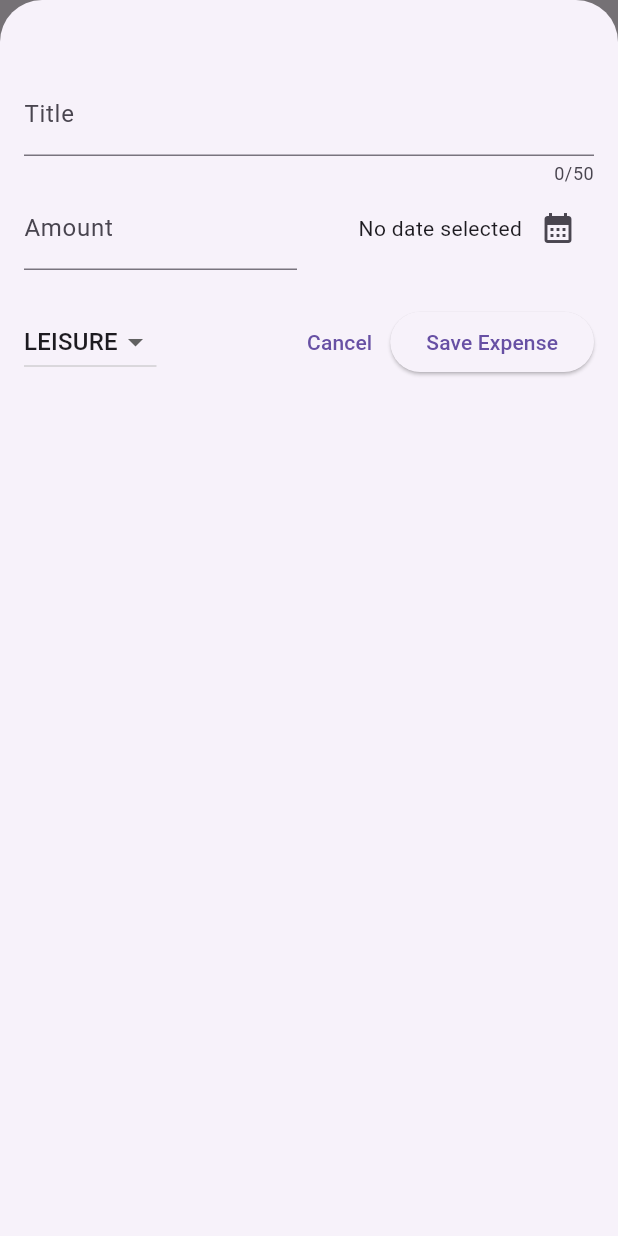
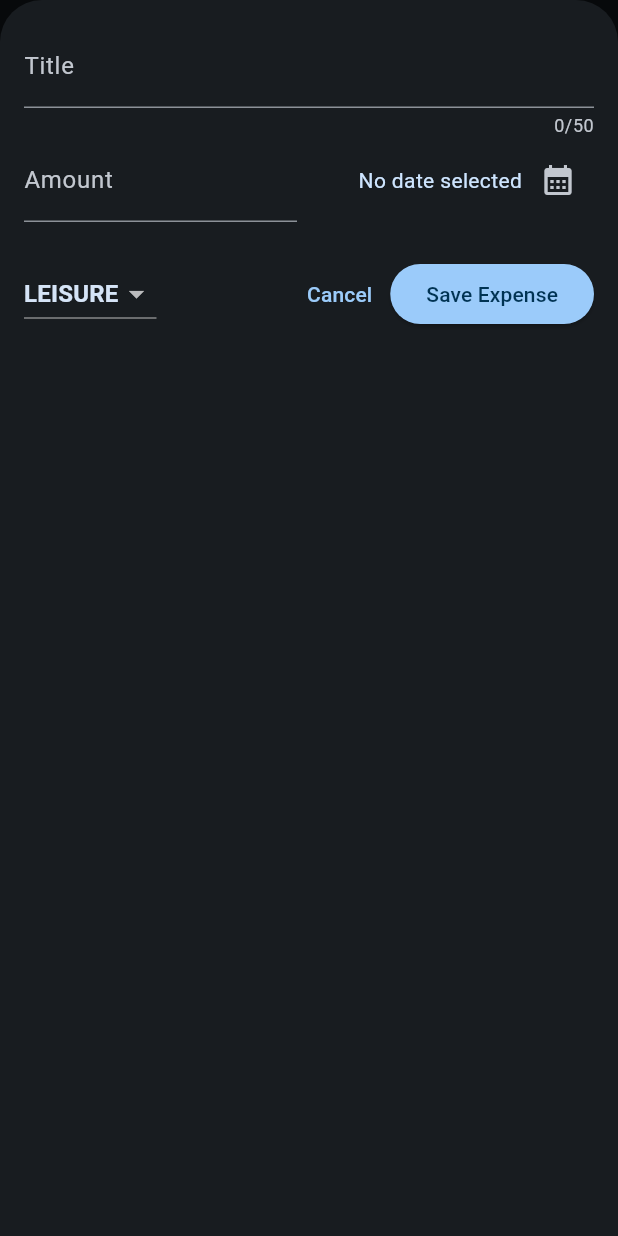
Before and after one commit to prb01/flutter_course, a Flutter app: the screen it shows after launch, after a tap on the "add" icon, on a phone screen of 412 x 824 dp. Run offline on Flutter 3.47's test engine with Material 3 defaults, Android fonts, the phone set to English and light mode, and no system bars; our stand-ins replace google_fonts.

```diff
--- a/expense_tracker/lib/main.dart
+++ b/expense_tracker/lib/main.dart
@@ -1,10 +1,78 @@
 import 'package:expense_tracker/widgets/expenses.dart';
 import 'package:flutter/material.dart';
+import 'package:flutter/services.dart';
+
+final ColorScheme kColorScheme = ColorScheme.fromSeed(
+  seedColor: const Color.fromARGB(255, 27, 78, 116),
+);
+
+final ColorScheme kDarkColorScheme = ColorScheme.fromSeed(
+  brightness: Brightness.dark,
+  seedColor: const Color.fromARGB(255, 27, 78, 116),
+);
 
 void main() {
+  // WidgetsFlutterBinding.ensureInitialized();
+  // SystemChrome.setPreferredOrientations([DeviceOrientation.portraitUp])
+  //     .then((fn) {
   runApp(
-    const MaterialApp(
-      home: Expenses(),
+    MaterialApp(
+      darkTheme: ThemeData.dark().copyWith(
+        colorScheme: kDarkColorScheme,
+        cardTheme: const CardTheme().copyWith(
+          color: kDarkColorScheme.secondaryContainer,
+          margin: const EdgeInsets.symmetric(
+            horizontal: 8,
+            vertical: 8,
+          ),
+        ),
+        elevatedButtonTheme: ElevatedButtonThemeData(
+          style: ElevatedButton.styleFrom(
+            backgroundColor: kDarkColorScheme.primary,
+            foregroundColor: kDarkColorScheme.onPrimary,
+          ),
+        ),
+        textTheme: ThemeData().textTheme.copyWith(
+              titleMedium: TextStyle(
+                fontWeight: FontWeight.w700,
+                fontSize: 16,
+                color: kDarkColorScheme.onSecondaryContainer,
+              ),
+              bodyMedium: const TextStyle().copyWith(
+                color: kDarkColorScheme.onPrimaryContainer,
+              ),
+            ),
+      ),
+      theme: ThemeData().copyWith(
+        colorScheme: kColorScheme,
+        appBarTheme: const AppBarTheme().copyWith(
+          backgroundColor: kColorScheme.onPrimaryContainer,
+          foregroundColor: kColorScheme.primaryContainer,
+        ),
+        cardTheme: const CardTheme().copyWith(
+          color: kColorScheme.secondaryContainer,
+          margin: const EdgeInsets.symmetric(
+            horizontal: 8,
+            vertical: 8,
+          ),
+        ),
+        elevatedButtonTheme: ElevatedButtonThemeData(
+          style: ElevatedButton.styleFrom(
+            backgroundColor: kColorScheme.primary,
+            foregroundColor: kColorScheme.onPrimary,
+          ),
+        ),
+        textTheme: ThemeData().textTheme.copyWith(
+              titleMedium: TextStyle(
+                fontWeight: FontWeight.w700,
+                fontSize: 16,
+                color: kColorScheme.onSecondaryContainer,
+              ),
+            ),
+      ),
+      themeMode: ThemeMode.dark,
+      home: const Expenses(),
     ),
   );
+  // });
 }
--- a/expense_tracker/lib/models/expense.dart
+++ b/expense_tracker/lib/models/expense.dart
@@ -1,3 +1,5 @@
+import 'dart:math';
+
 import 'package:uuid/uuid.dart';
 import 'package:flutter/material.dart';
 import 'package:intl/intl.dart';
@@ -33,3 +35,28 @@ class Expense {
     return formatter.format(date);
   }
 }
+
+class ExpenseBucket {
+  const ExpenseBucket({
+    required this.category,
+    required this.expenses,
+  });
+
+  ExpenseBucket.forCategory(List<Expense> allExpenses, this.category)
+      : expenses = allExpenses
+            .where((expense) => expense.category == category)
+            .toList();
+
+  final Category category;
+  final List<Expense> expenses;
+
+  double get totalExpenses {
+    double sum = 0;
+
+    for (final expense in expenses) {
+      sum += expense.amount;
+    }
+
+    return sum;
+  }
+}
--- /dev/null
+++ b/expense_tracker/lib/widgets/chart/chart.dart
@@ -0,0 +1,96 @@
+import 'package:flutter/material.dart';
+
+import 'package:expense_tracker/widgets/chart/chart_bar.dart';
+import 'package:expense_tracker/models/expense.dart';
+
+class Chart extends StatelessWidget {
+  const Chart({super.key, required this.expenses});
+
+  final List<Expense> expenses;
+
+  List<ExpenseBucket> get buckets {
+    return [
+      ExpenseBucket.forCategory(expenses, Category.food),
+      ExpenseBucket.forCategory(expenses, Category.leisure),
+      ExpenseBucket.forCategory(expenses, Category.travel),
+      ExpenseBucket.forCategory(expenses, Category.work),
+    ];
+  }
+
+  double get maxTotalExpense {
+    double maxTotalExpense = 0;
+
+    for (final bucket in buckets) {
+      if (bucket.totalExpenses > maxTotalExpense) {
+        maxTotalExpense = bucket.totalExpenses;
+      }
+    }
+
+    return maxTotalExpense;
+  }
+
+  @override
+  Widget build(BuildContext context) {
+    final isDarkMode =
+        MediaQuery.of(context).platformBrightness == Brightness.dark;
+    return Container(
+      margin: const EdgeInsets.all(16),
+      padding: const EdgeInsets.symmetric(
+        vertical: 16,
+        horizontal: 8,
+      ),
+      width: double.infinity,
+      height: 180,
+      decoration: BoxDecoration(
+        borderRadius: BorderRadius.circular(8),
+        gradient: LinearGradient(
+          colors: [
+            Theme.of(context).colorScheme.primary.withOpacity(0.3),
+            Theme.of(context).colorScheme.primary.withOpacity(0.0)
+          ],
+          begin: Alignment.bottomCenter,
+          end: Alignment.topCenter,
+        ),
+      ),
+      child: Column(
+        children: [
+          Expanded(
+            child: Row(
+              crossAxisAlignment: CrossAxisAlignment.end,
+              children: [
+                for (final bucket in buckets) // alternative to map()
+                  ChartBar(
+                    fill: bucket.totalExpenses == 0
+                        ? 0
+                        : bucket.totalExpenses / maxTotalExpense,
+                    amount: bucket.totalExpenses,
+                  )
+              ],
+            ),
+          ),
+          const SizedBox(height: 12),
+          Row(
+            children: buckets
+                .map(
+                  (bucket) => Expanded(
+                    child: Padding(
+                      padding: const EdgeInsets.symmetric(horizontal: 4),
+                      child: Icon(
+                        categoryIcons[bucket.category],
+                        color: isDarkMode
+                            ? Theme.of(context).colorScheme.secondary
+                            : Theme.of(context)
+                                .colorScheme
+                                .primary
+                                .withOpacity(0.7),
+                      ),
+                    ),
+                  ),
+                )
+                .toList(),
+          )
+        ],
+      ),
+    );
+  }
+}
--- /dev/null
+++ b/expense_tracker/lib/widgets/chart/chart_bar.dart
@@ -0,0 +1,40 @@
+import 'package:flutter/material.dart';
+
+class ChartBar extends StatelessWidget {
+  const ChartBar({
+    super.key,
+    required this.fill,
+    required this.amount,
+  });
+
+  final double fill;
+  final double amount;
+
+  @override
+  Widget build(BuildContext context) {
+    final isDarkMode =
+        MediaQuery.of(context).platformBrightness == Brightness.dark;
+
+    return Expanded(
+      child: Padding(
+        padding: const EdgeInsets.symmetric(horizontal: 4),
+        child: FractionallySizedBox(
+          heightFactor: fill,
+          child: DecoratedBox(
+            decoration: BoxDecoration(
+              shape: BoxShape.rectangle,
+              borderRadius:
+                  const BorderRadius.vertical(top: Radius.circular(8)),
+              color: isDarkMode
+                  ? Theme.of(context).colorScheme.secondary
+                  : Theme.of(context).colorScheme.primary.withOpacity(0.65),
+            ),
+            child: Center(
+              child: Text('\$${amount.round().toString()}'),
+            ),
+          ),
+        ),
+      ),
+    );
+  }
+}
--- a/expense_tracker/lib/widgets/expenses.dart
+++ b/expense_tracker/lib/widgets/expenses.dart
@@ -1,3 +1,4 @@
+import 'package:expense_tracker/widgets/chart/chart.dart';
 import 'package:expense_tracker/widgets/expenses_list/expenses_list.dart';
 import 'package:expense_tracker/models/expense.dart';
 import 'package:expense_tracker/widgets/new_expense.dart';
@@ -14,12 +15,12 @@ class _ExpensesState extends State<Expenses> {
   final List<Expense> _registeredExpenses = [
     Expense(
         title: "flutter course",
-        amount: 19.99,
+        amount: 78.99,
         date: DateTime.now(),
         category: Category.leisure),
     Expense(
         title: "flight",
-        amount: 487.91,
+        amount: 200.91,
         date: DateTime.now(),
         category: Category.travel),
     Expense(
@@ -29,13 +30,14 @@ class _ExpensesState extends State<Expenses> {
         category: Category.work),
     Expense(
         title: "Thai",
-        amount: 40.23,
+        amount: 60.23,
         date: DateTime.now(),
         category: Category.food),
   ];
 
   void _openAddExpenseOverlay() {
     showModalBottomSheet(
+      useSafeArea: true,
       isScrollControlled: true,
       context: context,
       builder: (ctx) => NewExpense(onAddExpense: _addExpense),
@@ -72,6 +74,8 @@ class _ExpensesState extends State<Expenses> {
 
   @override
   Widget build(BuildContext context) {
+    final width = MediaQuery.of(context).size.width;
+
     Widget mainContent = const Center(
       child: Text('No expenses found. Add some to start!'),
     );
@@ -93,9 +97,20 @@ class _ExpensesState extends State<Expenses> {
           ),
         ],
       ),
-      body: Column(
+      body: width < 600
+          ? Column(
               children: [
-          const Text('chart'),
+                Chart(expenses: _registeredExpenses),
+                Expanded(
+                  child: mainContent,
+                ),
+              ],
+            )
+          : Row(
+              children: [
+                Expanded(
+                  child: Chart(expenses: _registeredExpenses),
+                ),
                 Expanded(
                   child: mainContent,
                 ),
--- a/expense_tracker/lib/widgets/expenses_list/expense_item.dart
+++ b/expense_tracker/lib/widgets/expenses_list/expense_item.dart
@@ -9,7 +9,6 @@ class ExpenseItem extends StatelessWidget {
   @override
   Widget build(BuildContext context) {
     return Card(
-      color: Colors.indigo[100],
       child: Padding(
         padding: const EdgeInsets.symmetric(
           horizontal: 24,
@@ -18,27 +17,27 @@ class ExpenseItem extends StatelessWidget {
         child: Column(
           crossAxisAlignment: CrossAxisAlignment.start,
           children: [
-            Text(
-              expense.title,
-              style: const TextStyle(
-                fontWeight: FontWeight.w800,
-                fontSize: 16,
-              ),
-            ),
+            Text(expense.title),
             const SizedBox(
               height: 8,
             ),
             Row(
               mainAxisAlignment: MainAxisAlignment.spaceBetween,
               children: [
-                Text('\$${expense.amount.toStringAsFixed(2)}'),
+                Text(
+                  '\$${expense.amount.toStringAsFixed(2)}',
+                ),
                 Row(
                   children: [
-                    Icon(categoryIcons[expense.category]),
+                    Icon(
+                      categoryIcons[expense.category],
+                    ),
                     const SizedBox(
                       width: 8,
                     ),
-                    Text(expense.formattedDate),
+                    Text(
+                      expense.formattedDate,
+                    ),
                   ],
                 )
               ],
--- a/expense_tracker/lib/widgets/expenses_list/expenses_list.dart
+++ b/expense_tracker/lib/widgets/expenses_list/expenses_list.dart
@@ -15,8 +15,24 @@ class ExpensesList extends StatelessWidget {
       itemCount: expenses.length,
       itemBuilder: (ctx, idx) => Dismissible(
         key: ValueKey(expenses[idx]),
+        background: Container(
+          alignment: Alignment.centerRight,
+          color: Theme.of(context).colorScheme.errorContainer,
+          margin: Theme.of(context).cardTheme.margin,
+          child: Padding(
+            padding: const EdgeInsets.symmetric(
+              vertical: 8.0,
+              horizontal: 12,
+            ),
+            child: Icon(
+              Icons.delete,
+              color: Theme.of(context).colorScheme.error,
+            ),
+          ),
+        ),
+        direction: DismissDirection.endToStart,
+        onDismissed: (direction) => onRemoveExpense(idx, expenses[idx]),
         child: ExpenseItem(expense: expenses[idx]),
-        onDismissed: (direction) => onRemoveExpense(idx, expenses[idx]),
       ),
     );
   }
--- a/expense_tracker/lib/widgets/new_expense.dart
+++ b/expense_tracker/lib/widgets/new_expense.dart
@@ -1,6 +1,6 @@
+import 'package:expense_tracker/main.dart';
 import 'package:flutter/material.dart';
 import 'package:expense_tracker/models/expense.dart';
-import 'package:expense_tracker/widgets/expenses.dart';
 
 class NewExpense extends StatefulWidget {
   const NewExpense({super.key, required this.onAddExpense});
@@ -86,13 +86,53 @@ class _NewExpenseState extends State<NewExpense> {
 
   @override
   Widget build(BuildContext context) {
+    final keyboardSpace = MediaQuery.of(context).viewInsets.bottom;
+    return LayoutBuilder(builder: (ctx, constraints) {
+      final width = constraints.maxWidth;
+
       return Padding(
-      padding: const EdgeInsets.fromLTRB(16, 48, 16, 16),
+        padding: EdgeInsets.fromLTRB(16, 16, 16, keyboardSpace + 16),
         child: Column(
           children: [
+            if (width > 600)
+              Row(
+                crossAxisAlignment: CrossAxisAlignment.start,
+                children: [
+                  Expanded(
+                    child: TextField(
+                      controller: _titleController,
+                      maxLength: 50,
+                      style: TextStyle(
+                        color: Theme.of(context).colorScheme.onPrimaryContainer,
+                      ),
+                      decoration: const InputDecoration(
+                        label: Text("Title"),
+                      ),
+                    ),
+                  ),
+                  const SizedBox(width: 24),
+                  Expanded(
+                    child: TextField(
+                      controller: _amountController,
+                      style: TextStyle(
+                        color: Theme.of(context).colorScheme.onPrimaryContainer,
+                      ),
+                      decoration: const InputDecoration(
+                        prefixText: "\$ ",
+                        label: Text("Amount"),
+                      ),
+                      keyboardType: TextInputType.number,
+                    ),
+                  ),
+                ],
+              )
+            else
               TextField(
                 controller: _titleController,
                 maxLength: 50,
+                style: TextStyle(
+                  color: Theme.of(context).colorScheme.onPrimaryContainer,
+                ),
                 decoration: const InputDecoration(
                   label: Text("Title"),
                 ),
@@ -102,6 +142,9 @@ class _NewExpenseState extends State<NewExpense> {
                 Expanded(
                   child: TextField(
                     controller: _amountController,
+                    style: TextStyle(
+                      color: Theme.of(context).colorScheme.onPrimaryContainer,
+                    ),
                     decoration: const InputDecoration(
                       prefixText: "\$ ",
                       label: Text("Amount"),
@@ -117,9 +160,15 @@ class _NewExpenseState extends State<NewExpense> {
                     mainAxisAlignment: MainAxisAlignment.end,
                     crossAxisAlignment: CrossAxisAlignment.center,
                     children: [
-                    Text(_selectedDate == null
+                      Text(
+                        _selectedDate == null
                             ? 'No date selected'
-                        : formatter.format(_selectedDate!)),
+                            : formatter.format(_selectedDate!),
+                        style: TextStyle(
+                          color:
+                              Theme.of(context).colorScheme.onPrimaryContainer,
+                        ),
+                      ),
                       IconButton(
                         onPressed: _showDatePicker,
                         icon: const Icon(Icons.calendar_month),
@@ -173,5 +222,6 @@ class _NewExpenseState extends State<NewExpense> {
           ],
         ),
       );
+    });
   }
 }
```
Lines whose indentation alone changed are shown as unchanged.
